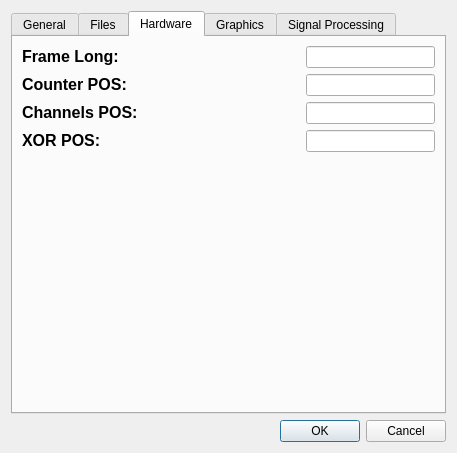
First picture: the form in bciui_config.ui, repository IIBM/bci, before the edit.
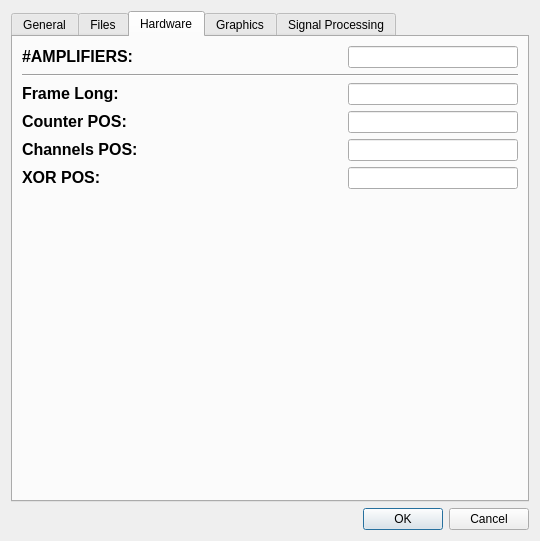
Second picture: the form after the edit. The open tabs and pages were chosen to show the change.

```diff
--- a/bciui_config.ui
+++ b/bciui_config.ui
@@ -6,8 +6,8 @@
    <rect>
     <x>0</x>
     <y>0</y>
-    <width>457</width>
-    <height>453</height>
+    <width>540</width>
+    <height>541</height>
    </rect>
   </property>
   <property name="windowTitle">
@@ -300,13 +300,50 @@
       </attribute>
       <layout class="QGridLayout" name="gridLayout_5">
        <item row="0" column="0">
+        <widget class="QLabel" name="label_13">
+         <property name="text">
+          <string>&lt;html&gt;&lt;head/&gt;&lt;body&gt;&lt;p&gt;&lt;span style=&quot; font-size:12pt; font-weight:600;&quot;&gt;#AMPLIFIERS:&lt;/span&gt;&lt;/p&gt;&lt;/body&gt;&lt;/html&gt;</string>
+         </property>
+        </widget>
+       </item>
+       <item row="0" column="1" colspan="2">
+        <spacer name="horizontalSpacer_11">
+         <property name="orientation">
+          <enum>Qt::Horizontal</enum>
+         </property>
+         <property name="sizeHint" stdset="0">
+          <size>
+           <width>145</width>
+           <height>20</height>
+          </size>
+         </property>
+        </spacer>
+       </item>
+       <item row="0" column="4">
+        <widget class="QLineEdit" name="ampcount">
+         <property name="inputMethodHints">
+          <set>Qt::ImhDialableCharactersOnly|Qt::ImhDigitsOnly|Qt::ImhPreferNumbers</set>
+         </property>
+         <property name="text">
+          <string/>
+         </property>
+        </widget>
+       </item>
+       <item row="1" column="0" colspan="5">
+        <widget class="Line" name="line_3">
+         <property name="orientation">
+          <enum>Qt::Horizontal</enum>
+         </property>
+        </widget>
+       </item>
+       <item row="2" column="0">
         <widget class="QLabel" name="label_10">
          <property name="text">
           <string>&lt;html&gt;&lt;head/&gt;&lt;body&gt;&lt;p&gt;&lt;span style=&quot; font-size:12pt; font-weight:600;&quot;&gt;Frame Long:&lt;/span&gt;&lt;/p&gt;&lt;/body&gt;&lt;/html&gt;</string>
          </property>
         </widget>
        </item>
-       <item row="0" column="1">
+       <item row="2" column="2">
         <spacer name="horizontalSpacer_7">
          <property name="orientation">
           <enum>Qt::Horizontal</enum>
@@ -319,17 +356,17 @@
          </property>
         </spacer>
        </item>
-       <item row="0" column="3">
+       <item row="2" column="4">
         <widget class="QLineEdit" name="frame_l"/>
        </item>
-       <item row="1" column="0">
+       <item row="3" column="0">
         <widget class="QLabel" name="label_8">
          <property name="text">
           <string>&lt;html&gt;&lt;head/&gt;&lt;body&gt;&lt;p&gt;&lt;span style=&quot; font-size:12pt; font-weight:600;&quot;&gt;Counter POS:&lt;/span&gt;&lt;/p&gt;&lt;/body&gt;&lt;/html&gt;</string>
          </property>
         </widget>
        </item>
-       <item row="1" column="1">
+       <item row="3" column="2">
         <spacer name="horizontalSpacer_8">
          <property name="orientation">
           <enum>Qt::Horizontal</enum>
@@ -342,17 +379,17 @@
          </property>
         </spacer>
        </item>
-       <item row="1" column="3">
+       <item row="3" column="4">
         <widget class="QLineEdit" name="counter_pos"/>
        </item>
-       <item row="2" column="0">
+       <item row="4" column="0" colspan="2">
         <widget class="QLabel" name="label_9">
          <property name="text">
           <string>&lt;html&gt;&lt;head/&gt;&lt;body&gt;&lt;p&gt;&lt;span style=&quot; font-size:12pt; font-weight:600;&quot;&gt;Channels POS:&lt;/span&gt;&lt;/p&gt;&lt;/body&gt;&lt;/html&gt;</string>
          </property>
         </widget>
        </item>
-       <item row="2" column="1" colspan="2">
+       <item row="4" column="2">
         <spacer name="horizontalSpacer_9">
          <property name="orientation">
           <enum>Qt::Horizontal</enum>
@@ -365,17 +402,17 @@
          </property>
         </spacer>
        </item>
-       <item row="2" column="3">
+       <item row="4" column="4">
         <widget class="QLineEdit" name="channels_pos"/>
        </item>
-       <item row="3" column="0">
+       <item row="5" column="0">
         <widget class="QLabel" name="label_7">
          <property name="text">
           <string>&lt;html&gt;&lt;head/&gt;&lt;body&gt;&lt;p&gt;&lt;span style=&quot; font-size:12pt; font-weight:600;&quot;&gt;XOR POS:&lt;/span&gt;&lt;/p&gt;&lt;/body&gt;&lt;/html&gt;</string>
          </property>
         </widget>
        </item>
-       <item row="3" column="1" colspan="2">
+       <item row="5" column="2">
         <spacer name="horizontalSpacer_10">
          <property name="orientation">
           <enum>Qt::Horizontal</enum>
@@ -388,7 +425,7 @@
          </property>
         </spacer>
        </item>
-       <item row="3" column="3">
+       <item row="5" column="4">
         <widget class="QLineEdit" name="xor_pos">
          <property name="inputMethodHints">
           <set>Qt::ImhDialableCharactersOnly|Qt::ImhDigitsOnly|Qt::ImhPreferNumbers</set>
@@ -398,7 +435,7 @@
          </property>
         </widget>
        </item>
-       <item row="4" column="2">
+       <item row="6" column="3">
         <spacer name="verticalSpacer_4">
          <property name="orientation">
           <enum>Qt::Vertical</enum>
```
Left out of the diff: 2 changed lines with no effect on the pictures.
